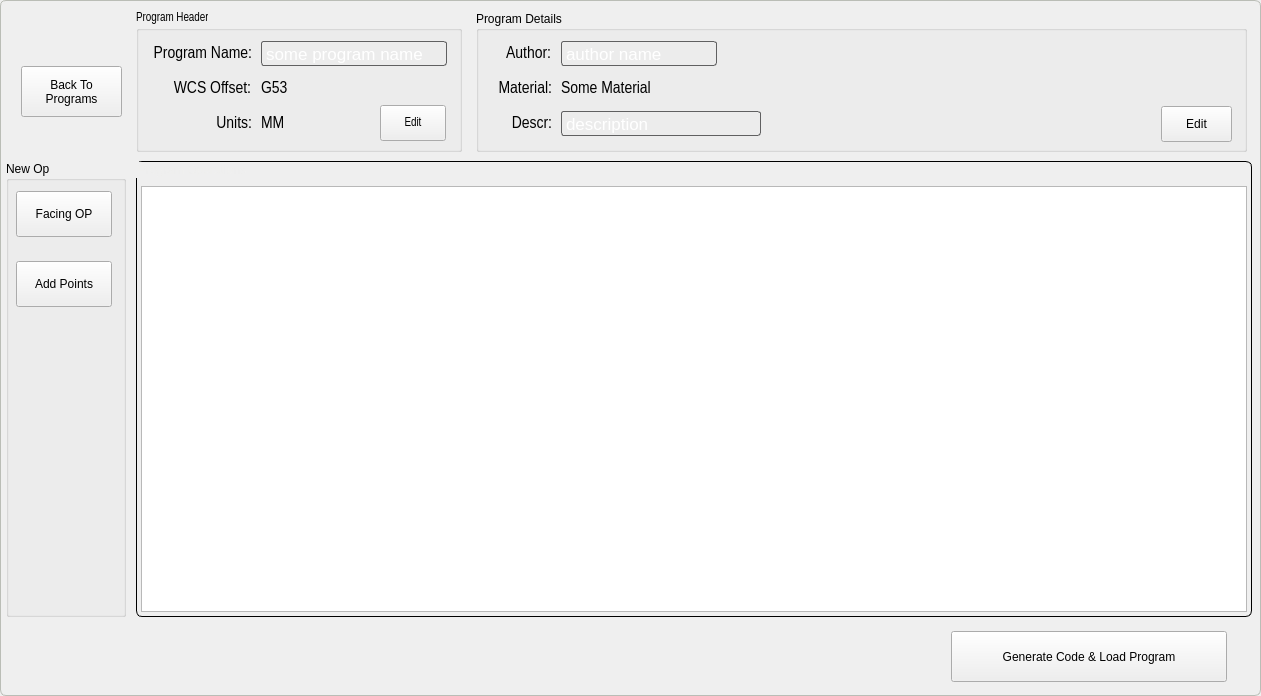
Old version of the form mindovercncmill/widgets/conversational/ui/conversational.ui in the repository 85vmh/mindovercncmill.
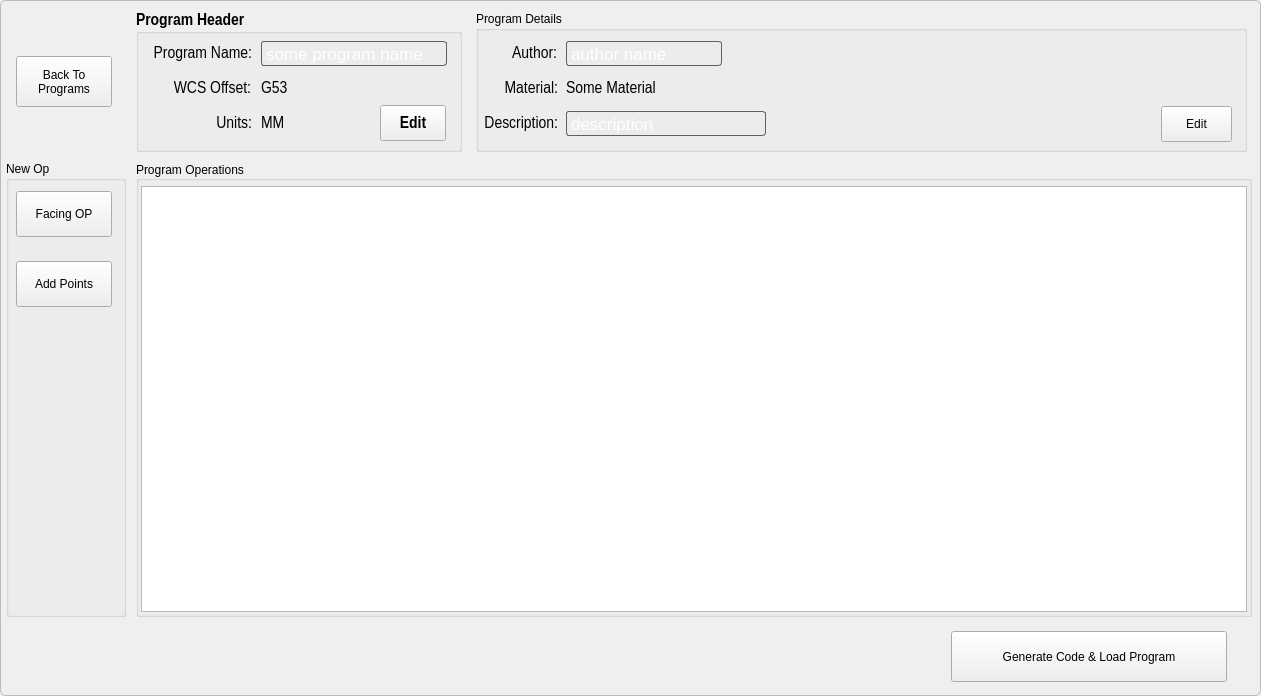
New version of the form. The open tabs and pages were chosen to show the change. Custom widgets are drawn as their Qt base class.

Commit message: added new fonts, more conversational work

What changed in the file:
```diff
--- a/mindovercncmill/widgets/conversational/ui/conversational.ui
+++ b/mindovercncmill/widgets/conversational/ui/conversational.ui
@@ -131,6 +131,9 @@
      <property name="font">
       <font>
        <family>Liberation Sans Narrow</family>
+       <pointsize>13</pointsize>
+       <weight>75</weight>
+       <bold>true</bold>
       </font>
      </property>
      <property name="title">
@@ -455,16 +458,6 @@
        <height>456</height>
       </rect>
      </property>
-     <property name="styleSheet">
-      <string notr="true">QGroupBox{
-    color: rgba(238, 238, 236, 125);
-	font: 14pt &quot;Bebas Kai&quot;;
-	border-style: solid;
-    border-color: rgb1(186, 189, 182, 120);
-    border-width: 1px;
-    border-radius: 6px;
-}</string>
-     </property>
      <property name="title">
       <string>Program Operations</string>
      </property>
@@ -513,9 +506,9 @@
     <widget class="QPushButton" name="btnBackToPrograms">
      <property name="geometry">
       <rect>
-       <x>20</x>
-       <y>65</y>
-       <width>101</width>
+       <x>15</x>
+       <y>55</y>
+       <width>96</width>
        <height>51</height>
       </rect>
      </property>
@@ -539,7 +532,7 @@
      <widget class="QLabel" name="label_170">
       <property name="geometry">
        <rect>
-        <x>14</x>
+        <x>20</x>
         <y>30</y>
         <width>61</width>
         <height>25</height>
@@ -588,7 +581,7 @@
      <widget class="QLabel" name="label_133">
       <property name="geometry">
        <rect>
-        <x>10</x>
+        <x>16</x>
         <y>65</y>
         <width>66</width>
         <height>25</height>
@@ -637,9 +630,9 @@
      <widget class="QLabel" name="label_171">
       <property name="geometry">
        <rect>
-        <x>30</x>
+        <x>6</x>
         <y>100</y>
-        <width>46</width>
+        <width>76</width>
         <height>25</height>
        </rect>
       </property>
@@ -674,7 +667,7 @@
        <number>0</number>
       </property>
       <property name="text">
-       <string>Descr:</string>
+       <string>Description:</string>
       </property>
       <property name="alignment">
        <set>Qt::AlignRight|Qt::AlignTrailing|Qt::AlignVCenter</set>
@@ -686,7 +679,7 @@
      <widget class="StatusLabel" name="labelAuthorName">
       <property name="geometry">
        <rect>
-        <x>85</x>
+        <x>90</x>
         <y>30</y>
         <width>156</width>
         <height>25</height>
@@ -750,7 +743,7 @@
      <widget class="StatusLabel" name="labelDescription">
       <property name="geometry">
        <rect>
-        <x>85</x>
+        <x>90</x>
         <y>100</y>
         <width>200</width>
         <height>25</height>
@@ -801,7 +794,7 @@
      <widget class="QLabel" name="labelMaterial">
       <property name="geometry">
        <rect>
-        <x>85</x>
+        <x>90</x>
         <y>65</y>
         <width>156</width>
         <height>25</height>
```
Left out of the diff: 2 changed lines with no effect on the pictures. The commit also changes 22 other files.
